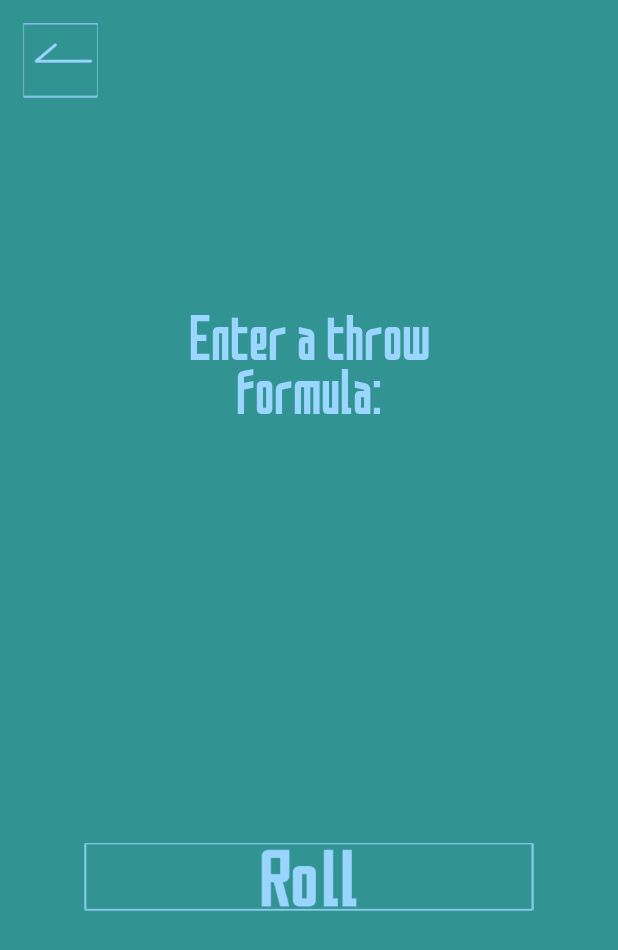
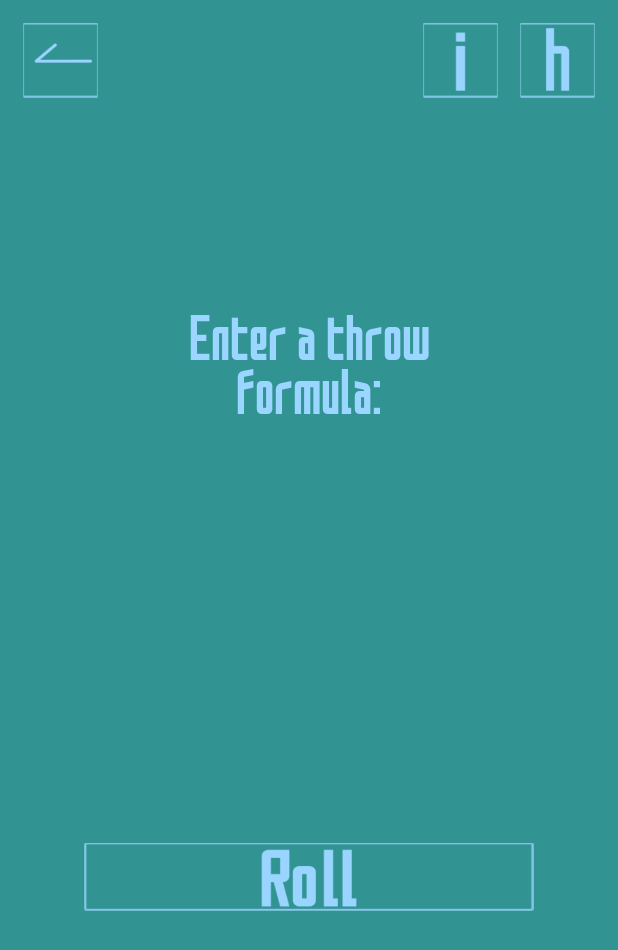
Before and after one commit to Leeder87/DiceRoller, an Android app: the CustomActivity screen opened directly, with no data from a screen before it, on a phone screen of 412 x 824 dp. Shown: the top 950 px of the screen. Run offline under Robolectric (Android 15) with nearby library versions, the phone set to English and light mode, and no system bars.

Commit message:
Добавил выходы на историю. Добавил алерыт. Изменил стиль алертов.

```diff
--- a/app/src/main/java/com/example/diceroller/CustomActivity.java
+++ b/app/src/main/java/com/example/diceroller/CustomActivity.java
@@ -1,8 +1,14 @@
 package com.example.diceroller;
 
+import androidx.annotation.RequiresApi;
 import androidx.appcompat.app.AppCompatActivity;
+
+import android.app.AlertDialog;
 import android.content.Context;
+import android.content.DialogInterface;
+import android.content.Intent;
 import android.content.SharedPreferences;
+import android.os.Build;
 import android.os.Bundle;
 import android.view.View;
 import android.widget.Button;
@@ -18,7 +24,7 @@ import android.media.MediaPlayer;
 import java.util.Date;
 
 public class CustomActivity extends AppCompatActivity {
-    private Button btnBack, btnRoll;
+    private Button btnBack, btnRoll, btnInfo, btnMiniHistory;
     private MediaPlayer SelectSound;
     private static final String PREFS_FILE = "DicerollerPrefs";
     private static final String PREF_SOUND = "sound";
@@ -57,6 +63,8 @@ public class CustomActivity extends AppCompatActivity {
     private void setButtons() {
         final Animation btnScale = AnimationUtils.loadAnimation(this, R.anim.scale);
         btnBack = findViewById(R.id.btnBack);
+        btnInfo = findViewById(R.id.btnInfo);
+        btnMiniHistory = findViewById(R.id.btnMiniHistory);
 
         btnBack.setOnClickListener(
                 new View.OnClickListener() {
@@ -65,6 +73,47 @@ public class CustomActivity extends AppCompatActivity {
                         soundPlay(SelectSound);
                         view.startAnimation(btnScale);
                         finish();
+                    }
+                }
+        );
+
+        btnMiniHistory.setOnClickListener(
+                new View.OnClickListener() {
+                    @Override
+                    public void onClick(View view) {
+                        soundPlay(SelectSound);
+                        view.startAnimation(btnScale);
+                        Intent intent = new Intent(".HistoryActivity");
+                        startActivity(intent);
+                    }
+                }
+        );
+
+        btnInfo.setOnClickListener(
+                new View.OnClickListener() {
+
+                    @RequiresApi(api = Build.VERSION_CODES.LOLLIPOP)
+                    @Override
+                    public void onClick(View view) {
+
+                        soundPlay(SelectSound);
+                        AlertDialog.Builder a_builder = new AlertDialog.Builder(CustomActivity.this, R.style.AlertDialogStyle);
+                        view.startAnimation(btnScale);
+                        a_builder.setMessage("You can use XdY blocks (where X and Y - positive integers)" +
+                                "and arithmetic signs \"+\", \"-\" and \"*\"." +
+                                "Spaces around the signs can be used at will." +
+                                "Example: 2d20-1d6*4 + 13d643")
+                                .setCancelable(false)
+                                .setNegativeButton("Ok:)", new DialogInterface.OnClickListener() {
+                                    @Override
+                                    public void onClick(DialogInterface dialogInterface, int i) {
+                                        soundPlay(SelectSound);
+                                        dialogInterface.cancel();
+                                    }
+                                });
+                        AlertDialog alert = a_builder.create();
+                        alert.setTitle("Info");
+                        alert.show();
                     }
                 }
         );
--- a/app/src/main/java/com/example/diceroller/MainActivity.java
+++ b/app/src/main/java/com/example/diceroller/MainActivity.java
@@ -116,7 +116,7 @@ public class MainActivity extends AppCompatActivity {
                     @Override
                     public void onClick(View view) {
                         soundPlay(SelectSound);
-                        AlertDialog.Builder a_builder = new AlertDialog.Builder(MainActivity.this);
+                        AlertDialog.Builder a_builder = new AlertDialog.Builder(MainActivity.this, R.style.AlertDialogStyle);
                         view.startAnimation(btnScale);
                         a_builder.setMessage("Are you sure you want to quit?")
                                 .setCancelable(false)
--- a/app/src/main/res/layout/activity_custom.xml
+++ b/app/src/main/res/layout/activity_custom.xml
@@ -19,6 +19,26 @@
         app:layout_constraintEnd_toEndOf="parent"
         app:layout_constraintStart_toStartOf="parent"
         app:layout_constraintTop_toBottomOf="@+id/editFormula" />
+
+    <Button
+        android:id="@+id/btnMiniHistory"
+        android:layout_width="50sp"
+        android:layout_height="50sp"
+        android:layout_marginTop="15dp"
+        android:layout_marginEnd="15dp"
+        android:background="@drawable/mini_history"
+        app:layout_constraintEnd_toEndOf="parent"
+        app:layout_constraintTop_toTopOf="parent" />
+
+    <Button
+        android:id="@+id/btnInfo"
+        android:layout_width="50sp"
+        android:layout_height="50sp"
+        android:layout_marginTop="15dp"
+        android:layout_marginEnd="80dp"
+        android:background="@drawable/i"
+        app:layout_constraintEnd_toEndOf="parent"
+        app:layout_constraintTop_toTopOf="parent" />
 
     <EditText
         android:id="@+id/editFormula"
--- a/app/src/main/res/values/styles.xml
+++ b/app/src/main/res/values/styles.xml
@@ -16,4 +16,13 @@
         <!-- <item name="android:windowContentOverlay">@null</item> -->
         <!-- <item name="windowNoTitle">true</item> -->
      </style>
+
+    <style name="AlertDialogStyle" parent="Theme.AppCompat.Light.Dialog">
+
+        <item name="android:windowBackground">@color/colorAccent</item>
+        <item name="android:colorAccent">@color/colorPrimary</item>
+        <item name="android:textColor">@color/colorPrimary</item>
+        <item name="android:textColorPrimary">@color/colorPrimaryDark</item>
+
+    </style>
  </resources>
```
Also changed, not shown: app/src/main/java/com/example/diceroller/RollActivity.java (+18 -1 lines), app/src/main/res/layout/activity_roll.xml (+10 -0 lines), app/src/main/res/drawable/mini_history.png (added), app/src/main/res/values/colors.xml (line endings or trailing spaces).
